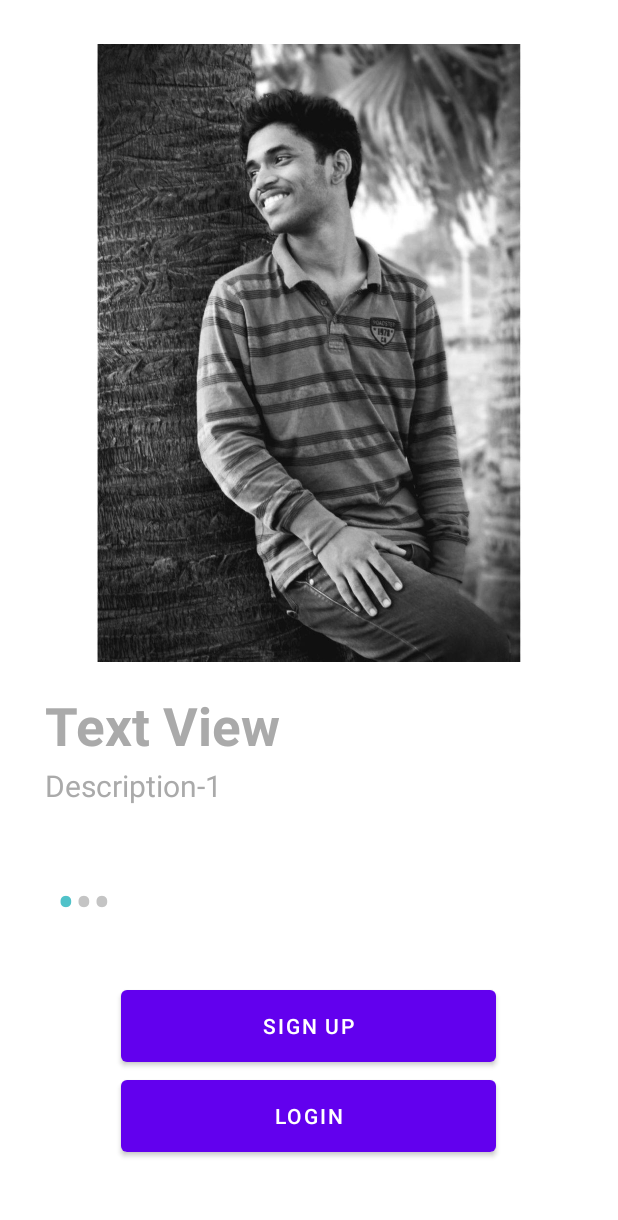
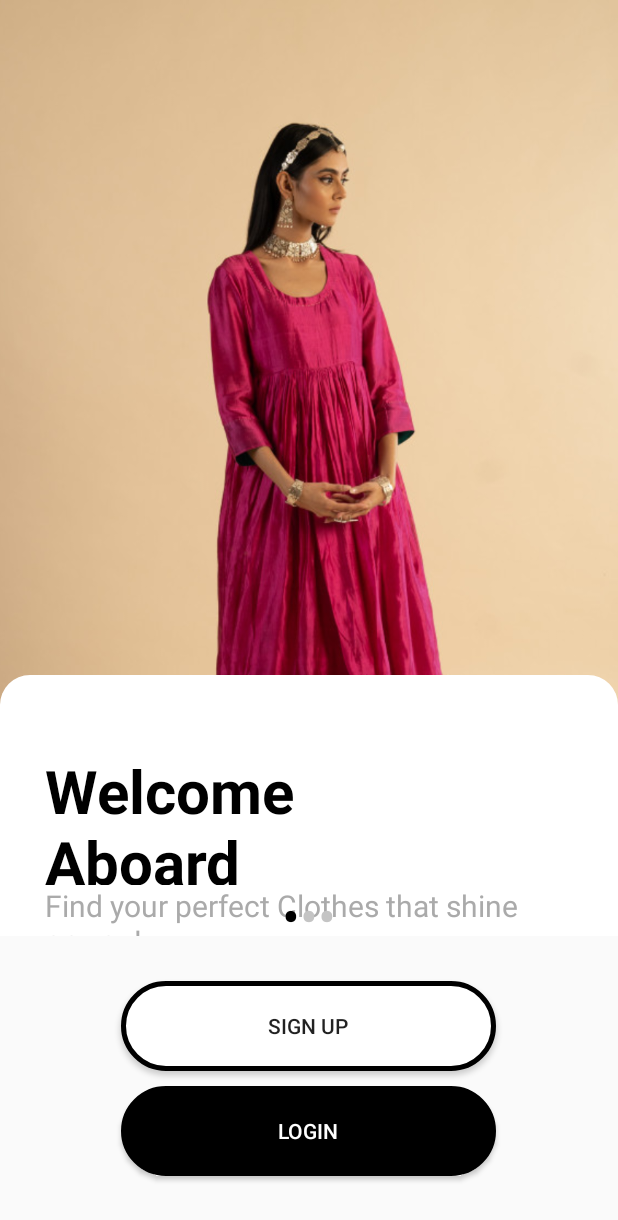
Before and after one commit to ManikantaMandala/openFashion, an Android app: the screen it shows after launch (MainActivity), on a phone screen of 412 x 824 dp. Shown: the top 1220 px of the screen. Run offline under Robolectric (Android 15) with nearby library versions, the phone set to English and light mode, and no system bars.

Commit message:
changed some UIs

```diff
--- a/openFashion/app/build.gradle
+++ b/openFashion/app/build.gradle
@@ -28,12 +28,10 @@ android {
 }
 
 dependencies {
-
     implementation 'androidx.appcompat:appcompat:1.5.0'
     implementation 'com.google.android.material:material:1.6.1'
     implementation 'androidx.constraintlayout:constraintlayout:2.1.4'
     testImplementation 'junit:junit:4.13.2'
     androidTestImplementation 'androidx.test.ext:junit:1.1.3'
     androidTestImplementation 'androidx.test.espresso:espresso-core:3.4.0'
-
 }
--- a/openFashion/app/src/main/AndroidManifest.xml
+++ b/openFashion/app/src/main/AndroidManifest.xml
@@ -17,10 +17,7 @@
             android:name=".signUpActivity"
             android:exported="false" />
         <activity
-            android:name=".logInActivity"
-            android:exported="false" />
-        <activity
-            android:name=".Onboarding"
+            android:name=".OnBoarding"
             android:exported="false" />
         <activity
             android:name=".MainActivity"
--- a/openFashion/app/src/main/java/com/bmlmunjal/openfashion/MainActivity.java
+++ b/openFashion/app/src/main/java/com/bmlmunjal/openfashion/MainActivity.java
@@ -2,7 +2,6 @@ package com.bmlmunjal.openfashion;
 
 import androidx.appcompat.app.AppCompatActivity;
 import androidx.viewpager.widget.ViewPager;
-import androidx.viewpager2.widget.ViewPager2;
 
 import android.content.Intent;
 import android.os.Bundle;
@@ -53,7 +52,7 @@ public class MainActivity extends AppCompatActivity implements View.OnClickListe
             dots[i].setTextColor(getResources().getColor(R.color.inactive,getApplicationContext().getTheme()));
             mDotLayout.addView(dots[i]);
         }
-        dots[position].setTextColor(getResources().getColor(R.color.active,getApplicationContext().getTheme()));
+        dots[position].setTextColor(getResources().getColor(R.color.black,getApplicationContext().getTheme()));
     }
 
     ViewPager.OnPageChangeListener viewListener= new ViewPager.OnPageChangeListener() {
@@ -77,12 +76,12 @@ public class MainActivity extends AppCompatActivity implements View.OnClickListe
     public void onClick(View view) {
         switch (view.getId()){
             case (R.id.buttonLogIn):
-                startActivity(new Intent(MainActivity.this,logInActivity.class));
+                startActivity(new Intent(MainActivity.this, OnBoarding.class));
+                Log.d("Onboarding button", "onClick: On clicking logIn button");
                 break;
             case (R.id.buttonSignUp):
                 startActivity(new Intent(MainActivity.this,signUpActivity.class));
                 break;
         }
-        setContentView(R.layout.activity_onboarding);
     }
 }
--- a/openFashion/app/src/main/java/com/bmlmunjal/openfashion/logInActivity.java
+++ b/openFashion/app/src/main/java/com/bmlmunjal/openfashion/OnBoarding.java
@@ -3,12 +3,13 @@ package com.bmlmunjal.openfashion;
 import androidx.appcompat.app.AppCompatActivity;
 
 import android.os.Bundle;
+import android.util.Log;
 
-public class logInActivity extends AppCompatActivity {
+public class OnBoarding extends AppCompatActivity {
 
     @Override
     protected void onCreate(Bundle savedInstanceState) {
         super.onCreate(savedInstanceState);
-        setContentView(R.layout.activity_log_in);
+        setContentView(R.layout.activity_onboarding);
     }
 }
--- a/openFashion/app/src/main/java/com/bmlmunjal/openfashion/Onboarding.java
+++ /dev/null
@@ -1,14 +0,0 @@
-package com.bmlmunjal.openfashion;
-
-import androidx.appcompat.app.AppCompatActivity;
-
-import android.os.Bundle;
-
-public class Onboarding extends AppCompatActivity {
-
-    @Override
-    protected void onCreate(Bundle savedInstanceState) {
-        super.onCreate(savedInstanceState);
-        setContentView(R.layout.activity_onboarding);
-    }
-}
--- a/openFashion/app/src/main/java/com/bmlmunjal/openfashion/ViewPagerAdaptor.java
+++ b/openFashion/app/src/main/java/com/bmlmunjal/openfashion/ViewPagerAdaptor.java
@@ -14,14 +14,14 @@ import androidx.viewpager.widget.PagerAdapter;
 public class ViewPagerAdaptor extends PagerAdapter {
     Context context;
     int image[]={
-            R.drawable.profile_picture,
-            R.drawable.profile_picture,
-            R.drawable.profile_picture,
+            R.drawable.women_on_boarding,
+            R.drawable.kid_on_boarding,
+            R.drawable.men_on_boarding,
     };
     int heading[]={
-            R.string.text_view_heading1,
-            R.string.text_view_heading2,
-            R.string.text_view_heading3,
+            R.string.text_view_heading,
+            R.string.text_view_heading,
+            R.string.text_view_heading,
     };
 
     int description[]={
--- /dev/null
+++ b/openFashion/app/src/main/res/drawable/button_black.xml
@@ -0,0 +1,10 @@
+<?xml version="1.0" encoding="utf-8"?>
+<shape xmlns:android="http://schemas.android.com/apk/res/android"
+    android:shape="rectangle">
+    <solid
+        android:color="@color/black"/>
+    <stroke
+        android:color="@color/black"
+        android:width="3dp"/>
+    <corners android:radius="50dp"/>
+</shape>
--- /dev/null
+++ b/openFashion/app/src/main/res/drawable/button_transparent.xml
@@ -0,0 +1,10 @@
+<?xml version="1.0" encoding="utf-8"?>
+<shape xmlns:android="http://schemas.android.com/apk/res/android"
+    android:shape="rectangle">
+    <solid
+        android:color="@color/white"/>
+    <stroke android:color="@color/black"
+        android:width="3dp"/>
+    <corners android:radius="50dp"/>
+
+</shape>
--- /dev/null
+++ b/openFashion/app/src/main/res/drawable/frame_slider.xml
@@ -0,0 +1,8 @@
+<?xml version="1.0" encoding="utf-8"?>
+<shape xmlns:android="http://schemas.android.com/apk/res/android">
+    <solid
+        android:color="@color/white"/>
+    <corners
+        android:topLeftRadius="20dp"
+        android:topRightRadius="20dp"/>
+</shape>
--- a/openFashion/app/src/main/res/layout/activity_log_in.xml
+++ /dev/null
@@ -1,19 +0,0 @@
-<?xml version="1.0" encoding="utf-8"?>
-<androidx.constraintlayout.widget.ConstraintLayout xmlns:android="http://schemas.android.com/apk/res/android"
-    xmlns:app="http://schemas.android.com/apk/res-auto"
-    xmlns:tools="http://schemas.android.com/tools"
-    android:layout_width="match_parent"
-    android:layout_height="match_parent"
-    tools:context=".logInActivity">
-
-    <TextView
-        android:id="@+id/textView"
-        android:layout_width="wrap_content"
-        android:layout_height="wrap_content"
-        android:text="LogIn Page"
-        app:layout_constraintBottom_toBottomOf="parent"
-        app:layout_constraintEnd_toEndOf="parent"
-        app:layout_constraintHorizontal_bias="0.5"
-        app:layout_constraintStart_toStartOf="parent"
-        app:layout_constraintTop_toTopOf="parent" />
-</androidx.constraintlayout.widget.ConstraintLayout>
--- a/openFashion/app/src/main/res/layout/activity_main.xml
+++ b/openFashion/app/src/main/res/layout/activity_main.xml
@@ -19,8 +19,8 @@
         android:id="@+id/theShiftingDots"
         android:layout_width="wrap_content"
         android:layout_height="wrap_content"
-        android:layout_marginEnd="300dp"
         android:orientation="horizontal"
+        android:layout_marginBottom="-10dp"
         app:layout_constraintBottom_toBottomOf="@+id/viewPageImageSlider"
         app:layout_constraintEnd_toEndOf="parent"
         app:layout_constraintStart_toStartOf="parent" />
@@ -30,7 +30,9 @@
         android:layout_width="250dp"
         android:layout_height="60dp"
         android:layout_marginTop="50dp"
+        android:layout_marginBottom="10dp"
         android:text="@string/sign_up"
+        android:background="@drawable/button_transparent"
         app:layout_constraintBottom_toTopOf="@+id/buttonLogIn"
         app:layout_constraintEnd_toEndOf="parent"
         app:layout_constraintHorizontal_bias="0.496"
@@ -41,8 +43,10 @@
         android:id="@+id/buttonLogIn"
         android:layout_width="250dp"
         android:layout_height="60dp"
-        android:layout_marginBottom="70dp"
+        android:layout_marginBottom="60dp"
+        android:background="@drawable/button_black"
         android:text="@string/login"
+        android:textColor="@color/white"
         app:layout_constraintBottom_toBottomOf="parent"
         app:layout_constraintEnd_toEndOf="parent"
         app:layout_constraintHorizontal_bias="0.496"
--- a/openFashion/app/src/main/res/layout/activity_onboarding.xml
+++ b/openFashion/app/src/main/res/layout/activity_onboarding.xml
@@ -5,7 +5,7 @@
     android:layout_width="match_parent"
     android:layout_height="match_parent"
     android:background="@color/black"
-    tools:context=".Onboarding">
+    tools:context=".OnBoarding">
 
     <ImageView
         android:id="@+id/dummy_bg"
@@ -25,7 +25,7 @@
         android:layout_height="wrap_content"
         android:layout_marginStart="20dp"
         android:layout_marginEnd="20dp"
-        android:background="@color/white"
+        android:background="@color/littleWhite"
         app:cardCornerRadius="15dp"
         android:visibility="visible"
         app:layout_constraintBottom_toBottomOf="parent"
--- a/openFashion/app/src/main/res/layout/slider_layout.xml
+++ b/openFashion/app/src/main/res/layout/slider_layout.xml
@@ -8,23 +8,26 @@
 
     <ImageView
         android:id="@+id/slideImage"
+        android:layout_width="620dp"
+        android:layout_height="620dp"
+        android:layout_marginStart="-105dp"
+        android:src="@drawable/men_on_boarding"/>
+    <ImageView
         android:layout_width="match_parent"
-        android:layout_height="450dp"
-        android:layout_marginTop="10dp"
-        android:src="@drawable/profile_picture"/>
-
+        android:layout_height="300dp"
+        android:layout_marginTop="-170dp"
+        android:background="@drawable/frame_slider"/>
 
     <TextView
         android:id="@+id/sliderLayoutTextViewTitle"
-        android:layout_width="320dp"
-        android:layout_height="50dp"
-        android:layout_marginTop="0dp"
-        android:text="@string/text_view_heading1"
+        android:layout_width="300dp"
+        android:layout_height="90dp"
         android:layout_marginStart="30dp"
-        android:textColor="@android:color/darker_gray"
-        android:textSize="35sp"
-        android:textStyle="bold"/>
-
+        android:layout_marginTop="-250dp"
+        android:text="@string/text_view_heading"
+        android:textColor="@color/black"
+        android:textSize="40sp"
+        android:textStyle="bold" />
     <TextView
         android:id="@+id/sliderLayoutTextViewDescription"
         android:layout_width="320dp"
@@ -33,6 +36,4 @@
         android:layout_marginStart="30dp"
         android:textSize="20sp"
         android:textColor="@android:color/darker_gray"/>
-
-
 </LinearLayout>
--- a/openFashion/app/src/main/res/values-night/themes.xml
+++ b/openFashion/app/src/main/res/values-night/themes.xml
@@ -1,9 +1,9 @@
 <resources xmlns:tools="http://schemas.android.com/tools">
     <!-- Base application theme. -->
-    <style name="Theme.OpenFashion" parent="Theme.MaterialComponents.DayNight.NoActionBar">
+    <style name="Theme.OpenFashion" parent="Theme.AppCompat.Light.NoActionBar">
         <!-- Primary brand color. -->
-        <item name="colorPrimary">@color/purple_200</item>
-        <item name="colorPrimaryVariant">@color/purple_700</item>
+        <item name="colorPrimary">@color/black</item>
+        <item name="colorPrimaryVariant">@color/black</item>
         <item name="colorOnPrimary">@color/black</item>
         <!-- Secondary brand color. -->
         <item name="colorSecondary">@color/teal_200</item>
--- a/openFashion/app/src/main/res/values/colors.xml
+++ b/openFashion/app/src/main/res/values/colors.xml
@@ -7,6 +7,7 @@
     <color name="teal_700">#FF018786</color>
     <color name="black">#FF000000</color>
     <color name="white">#FFFFFFFF</color>
+    <color name="littleWhite">#00000000</color>
     <color name="background">#F0F4F3</color>
     <color name="button_text">#50C2C9</color>
     <color name="inactive">#C4C4C4</color>
--- a/openFashion/app/src/main/res/values/strings.xml
+++ b/openFashion/app/src/main/res/values/strings.xml
@@ -5,12 +5,10 @@
     <string name="_1_of_3">1 of 3</string>
     <string name="_2_of_3">2 of 3</string>
     <string name="_3_of_3">3 of 3</string>
-    <string name="text_view_heading1">Text View Heading-1</string>
-    <string name="text_view_heading2">Text View Heading-2</string>
-    <string name="text_view_heading3">Text View Heading-3</string>
-    <string name="description1">Description-1</string>
-    <string name="description2">Description-2</string>
-    <string name="description3">Description-3</string>
+    <string name="text_view_heading">Welcome Aboard OpenFashion</string>
+    <string name="description1">Find your perfect Clothes that shine on you!</string>
+    <string name="description2">Get your loved lines the perfect fit</string>
+    <string name="description3">Perfect spot for all your occasions</string>
     <string name="user_login">User Login</string>
     <string name="usersubtext">Login to access the fashion world!</string>
     <string name="email_address">Email Address</string>
--- a/openFashion/app/src/main/res/values/themes.xml
+++ b/openFashion/app/src/main/res/values/themes.xml
@@ -1,9 +1,9 @@
 <resources xmlns:tools="http://schemas.android.com/tools">
     <!-- Base application theme. -->
-    <style name="Theme.OpenFashion" parent="Theme.MaterialComponents.DayNight.NoActionBar">
+    <style name="Theme.OpenFashion" parent="Theme.AppCompat.Light.NoActionBar">
         <!-- Primary brand color. -->
-        <item name="colorPrimary">@color/purple_500</item>
-        <item name="colorPrimaryVariant">@color/purple_700</item>
+        <item name="colorPrimary">@color/black</item>
+        <item name="colorPrimaryVariant">@color/black</item>
         <item name="colorOnPrimary">@color/white</item>
         <!-- Secondary brand color. -->
         <item name="colorSecondary">@color/teal_200</item>
```
Also changed, not shown: openFashion/app/src/main/res/drawable-v24/kid_on_boarding.jpg (added), openFashion/app/src/main/res/drawable-v24/men_on_boarding.jpg (added), openFashion/app/src/main/res/drawable-v24/women_on_boarding.jpg (added).
